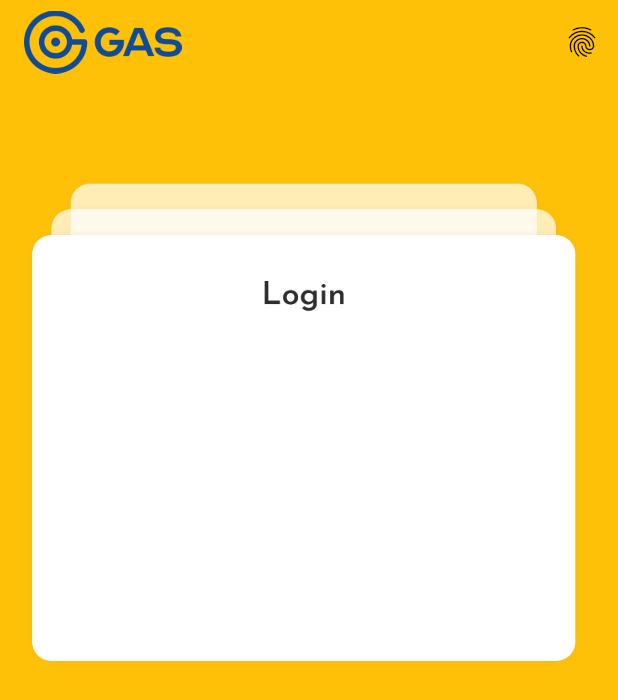
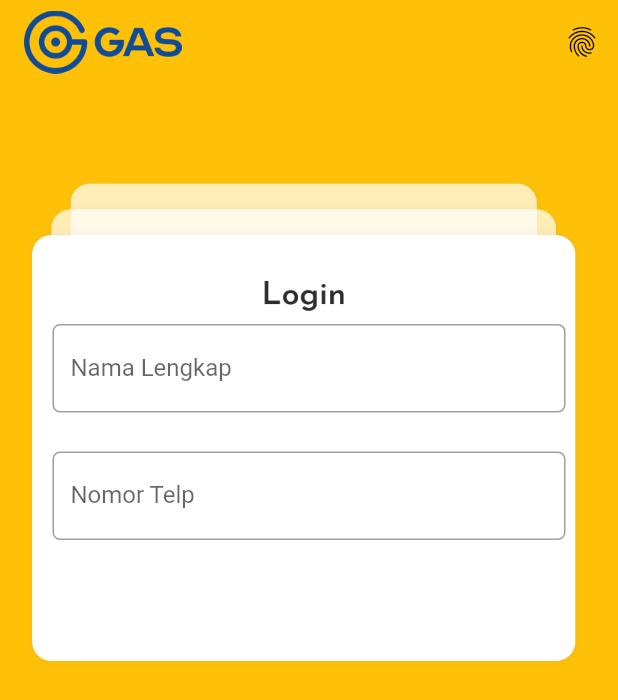
Before and after one commit to 154-5WH/flutter-magang-2, a Flutter app: the screen it shows after launch, on a phone screen of 412 x 824 dp. Shown: the top 700 px of the screen. Run offline on Flutter 3.47's test engine with Material 2 defaults, Android fonts, the phone set to English and light mode, and no system bars; our stand-ins replace progress_state_button.

Commit message:
update login

```diff
--- a/lib/main.dart
+++ b/lib/main.dart
@@ -4,6 +4,7 @@ import 'package:progress_state_button/progress_button.dart';
 
 void main() => runApp(MyApp());
 
+// ignore: must_be_immutable
 class MyApp extends StatelessWidget {
   MyApp({Key? key}) : super(key: key);
   TextEditingController controller = TextEditingController();
--- a/lib/page/email belum ada.dart
+++ b/lib/page/email belum ada.dart
@@ -0,0 +1,12 @@
+import 'package:flutter/material.dart';
+
+void main() => runApp(const blmada());
+
+class blmada extends StatelessWidget {
+  const blmada({Key? key}) : super(key: key);
+
+  @override
+  Widget build(BuildContext context) {
+    return Container();
+  }
+}
--- a/lib/theme.dart
+++ b/lib/theme.dart
@@ -28,18 +28,51 @@ Widget bglogin() {
         left: 15.0,
         right: 15.0,
       ),
-    child: Image.asset(
+      child: Container(
+        child: Stack(children: [
+          Image.asset(
             "assets/Group 202.png",
             height: 815,
             width: 375,
             alignment: Alignment.topCenter,
           ),
-  );
+          Padding(
+            padding: const EdgeInsets.only(
+              right: 20,
+              left: 20,
+              top: 185,
+            ),
+            child: TextFormField(
+              keyboardType: TextInputType.phone,
+              decoration: InputDecoration(
+                hintText: "contoh: 0812xxxxxxx",
+                labelText: "Nomor Telp",
+                // icon: const Icon(Icons.phone),
+                border: OutlineInputBorder(
+                    borderRadius: BorderRadius.circular(5.0)),
+              ),
+            ),
+          ),
+          Padding(
+            padding: const EdgeInsets.only(
+              right: 20,
+              left: 20,
+              top: 100,
+            ),
+            child: TextFormField(
+              decoration: InputDecoration(
+                hintText: "masukan nama lengkap anda",
+                labelText: "Nama Lengkap",
+                // icon: const Icon(Icons.people),
+                border: OutlineInputBorder(
+                    borderRadius: BorderRadius.circular(5.0)),
+              ),
+            ),
+          ),
+        ]),
+      ));
 }
 
-Widget pcnotice() {}
-
-Widget btnlogin() {}
 
   // ProgressButton.icon(iconedButtons: {
     // ButtonState.idle: IconedButton(
```
Lines whose indentation alone changed are shown as unchanged.
